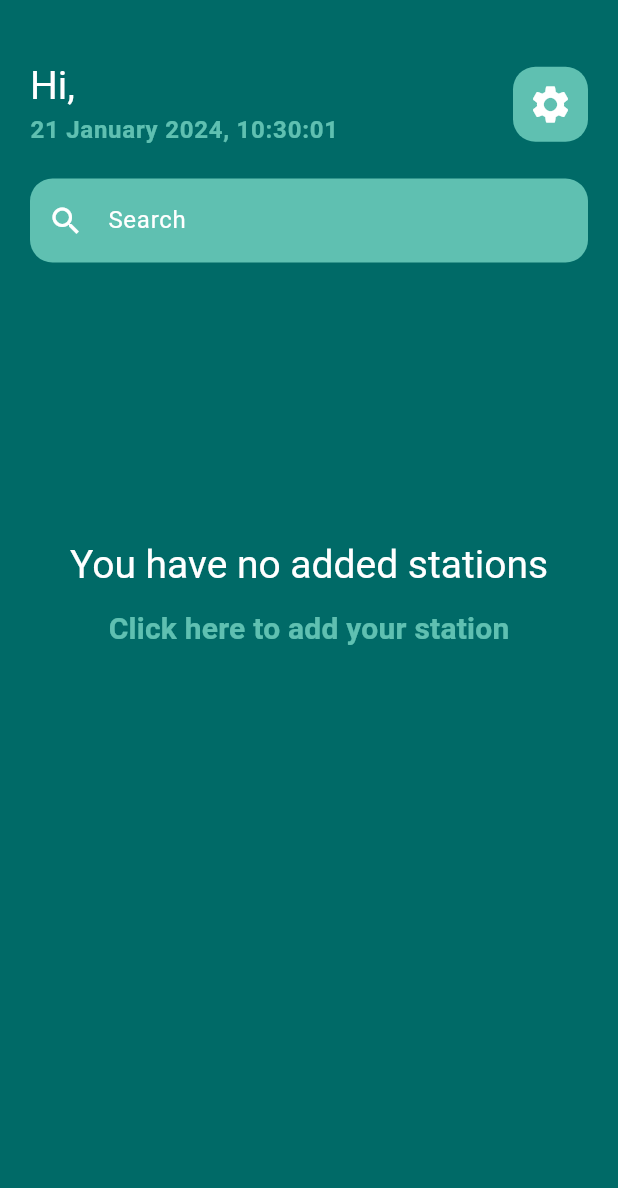
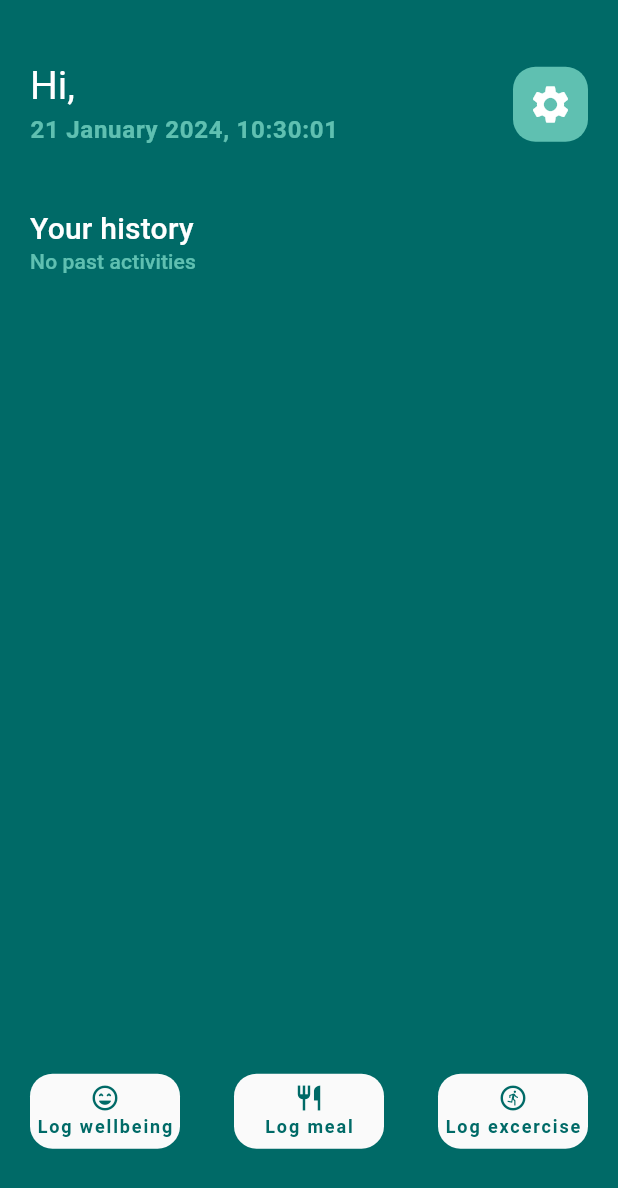
Before and after one commit to iAndRYou/wellbeing-assistant, a Flutter app: the HomePage screen opened directly, on a phone screen of 412 x 824 dp. Shown: the top 1188 px of the screen. Run offline on Flutter 3.47's test engine with Material 3 defaults, Android fonts, the phone set to English and light mode, and no system bars; our stand-ins replace flutter_bloc, get, google_fonts, lottie, shared_preferences, syncfusion_flutter_gauges and 1 more; missing offline and left inert: flutter_animated_icons; accounts and stored records are empty; Roboto replaces fonts that are missing (Mukta).

Commit message:
home page

```diff
--- a/frontent/assistant/lib/common/buttons.dart
+++ b/frontent/assistant/lib/common/buttons.dart
@@ -39,4 +39,45 @@ class Buttons {
           size: size.height - 20 > 20 ? size.height - 20 : 20),
     );
   }
+
+  static Widget roundedRectangleButtonWithText({
+    required onPressed,
+    required Color backgroundColor,
+    Color iconColor = Colors.white,
+    required IconData icon,
+    required Size size,
+    required String text,
+  }) {
+    return ElevatedButton(
+      onPressed: onPressed,
+      style: ElevatedButton.styleFrom(
+        backgroundColor: backgroundColor,
+        minimumSize: size,
+        maximumSize: size,
+        padding: const EdgeInsets.all(0),
+        elevation: 0,
+        shape: const RoundedRectangleBorder(
+          borderRadius: BorderRadius.all(
+            Radius.circular(15),
+          ),
+        ),
+      ),
+      child: Column(
+        mainAxisAlignment: MainAxisAlignment.center,
+        children: [
+          Icon(icon,
+              color: iconColor,
+              size: size.height - 40 > 20 ? size.height - 40 : 20),
+          const SizedBox(width: 10),
+          Text(
+            text,
+            style: const TextStyle(
+              fontSize: 12,
+              fontWeight: FontWeight.bold,
+            ),
+          ),
+        ],
+      ),
+    );
+  }
 }
--- /dev/null
+++ b/frontent/assistant/lib/logic/home/home_bloc.dart
@@ -0,0 +1,31 @@
+import 'package:assistant/logic/home/home_event.dart';
+import 'package:assistant/logic/home/home_state.dart';
+import 'package:assistant/logic/http_repo.dart';
+import 'package:assistant/logic/preferences_repo.dart';
+import 'package:assistant/model/history_item.dart';
+import 'package:flutter_bloc/flutter_bloc.dart';
+
+class HomeBloc extends Bloc<HomeEvent, HomeState> {
+  final HttpServiceRepository httpRepo;
+  final SharedPreferencesRepository preferencesRepo;
+  HomeBloc({required this.httpRepo, required this.preferencesRepo})
+      : super(HomeState()) {
+    on<HomeInit>((event, emit) async {
+      var accessToken = await preferencesRepo.getSavedAccessToken();
+
+      List<HistoryItem> historyItems =
+          await httpRepo.getUserHistory(accessToken: accessToken);
+
+      emit(state.copyWith(historyItems: historyItems));
+    });
+
+    on<HomeUpdate>((event, emit) async {
+      var accessToken = await preferencesRepo.getSavedAccessToken();
+
+      List<HistoryItem> historyItems =
+          await httpRepo.getUserHistory(accessToken: accessToken);
+
+      emit(state.copyWith(historyItems: historyItems));
+    });
+  }
+}
--- /dev/null
+++ b/frontent/assistant/lib/logic/home/home_event.dart
@@ -0,0 +1,9 @@
+abstract class HomeEvent {}
+
+class HomeInit extends HomeEvent {}
+
+class HomeUpdate extends HomeEvent {}
+
+class HomeRequestSurvey extends HomeEvent {}
+
+class HomeSurveyReceived extends HomeEvent {}
--- /dev/null
+++ b/frontent/assistant/lib/logic/home/home_state.dart
@@ -0,0 +1,17 @@
+import 'package:assistant/model/history_item.dart';
+
+class HomeState {
+  final List<HistoryItem> historyItems;
+
+  HomeState({
+    this.historyItems = const [],
+  });
+
+  HomeState copyWith({
+    List<HistoryItem>? historyItems,
+  }) {
+    return HomeState(
+      historyItems: historyItems ?? this.historyItems,
+    );
+  }
+}
--- /dev/null
+++ b/frontent/assistant/lib/model/history_item.dart
@@ -0,0 +1,32 @@
+import 'package:assistant/utils/enums.dart';
+
+class HistoryItem {
+  final int _activityId;
+  final String _activityName;
+  final ActivityType _activityType;
+  final DateTime _date;
+
+  int get id => _activityId;
+  String get name => _activityName;
+  ActivityType get type => _activityType;
+  DateTime get date => _date;
+
+  HistoryItem({
+    required int activityId,
+    required String activityName,
+    required ActivityType activityType,
+    required DateTime date,
+  })  : _activityId = activityId,
+        _activityName = activityName,
+        _activityType = activityType,
+        _date = date;
+
+  factory HistoryItem.fromJson(Map<String, dynamic> json) {
+    return HistoryItem(
+      activityId: json['activity_id'],
+      activityName: json['activity_name'],
+      activityType: json['type'],
+      date: json['date'],
+    );
+  }
+}
--- a/frontent/assistant/lib/pages/home.dart
+++ b/frontent/assistant/lib/pages/home.dart
@@ -1,5 +1,10 @@
+import 'package:assistant/logic/home/home_bloc.dart';
+import 'package:assistant/logic/home/home_event.dart';
+import 'package:assistant/logic/home/home_state.dart';
+import 'package:assistant/logic/http_repo.dart';
+import 'package:assistant/logic/preferences_repo.dart';
+import 'package:assistant/model/history_item.dart';
 import 'package:flutter/material.dart';
-import 'package:expandable_bottom_sheet/expandable_bottom_sheet.dart';
 import 'package:flutter_bloc/flutter_bloc.dart';
 import 'package:get/get.dart';
 import 'package:intl/intl.dart';
@@ -18,7 +23,12 @@ class HomePage extends StatefulWidget {
 class _HomePageState extends State<HomePage> {
   @override
   Widget build(BuildContext context) {
-    return Scaffold(
+    return BlocProvider(
+      create: (context) => HomeBloc(
+        httpRepo: context.read<HttpServiceRepository>(),
+        preferencesRepo: context.read<SharedPreferencesRepository>(),
+      )..add(HomeInit()),
+      child: Scaffold(
         backgroundColor: Get.theme.colorScheme.primary,
         resizeToAvoidBottomInset: false,
         body: SafeArea(
@@ -26,59 +36,116 @@ class _HomePageState extends State<HomePage> {
           child: Padding(
             padding: Styles.homePagePadding,
             child: Column(
+              mainAxisAlignment: MainAxisAlignment.start,
+              crossAxisAlignment: CrossAxisAlignment.start,
               children: [
                 _homeHeader(),
-              Styles.defaultVerticalSpace,
-              _searchField(),
-              _favourite(),
+                Styles.largeVerticalSpace,
+                _history(),
+                _menuButtons(),
               ],
+            ),
           ),
         ),
       ),
     );
   }
 
-  Widget _searchField() => TextField(
-        style: Get.theme.textTheme.bodyLarge
-            ?.copyWith(color: Get.theme.colorScheme.onPrimary),
-        cursorColor: Get.theme.colorScheme.onPrimary,
-        decoration: Styles.searchInputDecoration(
-          label: 'Search',
-          labelColor: Get.theme.colorScheme.onPrimary,
-          fillColor: Get.theme.colorScheme.secondary,
+  Widget _menuButtons() => Row(
+        mainAxisAlignment: MainAxisAlignment.spaceBetween,
+        children: [
+          Buttons.roundedRectangleButtonWithText(
+            onPressed: () {},
+            backgroundColor: Get.theme.colorScheme.background,
+            icon: Icons.sentiment_very_satisfied_rounded,
+            text: 'Log wellbeing',
+            iconColor: Get.theme.colorScheme.primary,
+            size: const Size(100, 50),
           ),
+          Buttons.roundedRectangleButtonWithText(
+            onPressed: () {},
+            backgroundColor: Get.theme.colorScheme.background,
+            icon: Icons.restaurant_outlined,
+            text: 'Log meal',
+            iconColor: Get.theme.colorScheme.primary,
+            size: const Size(100, 50),
+          ),
+          Buttons.roundedRectangleButtonWithText(
+            onPressed: () {},
+            backgroundColor: Get.theme.colorScheme.background,
+            icon: Icons.run_circle_outlined,
+            text: 'Log excercise',
+            iconColor: Get.theme.colorScheme.primary,
+            size: const Size(100, 50),
+          ),
+        ],
       );
 
-  Widget _favourite() => BlocBuilder<UserBloc, UserState>(
-        builder: (context, state) => Container(
-          height: MediaQuery.of(context).size.height * 0.5,
-          margin: Styles.contentMarginTop,
-          child: state.user.isNotEmpty
-              //TODO: favoutite
-              ? const SizedBox()
-              : _noDevicesMessage(),
-        ),
-      );
-
-  Widget _noDevicesMessage() => Column(
-        mainAxisAlignment: MainAxisAlignment.center,
+  Widget _history() => BlocBuilder<HomeBloc, HomeState>(
+        builder: (context, state) {
+          return SizedBox(
+            height: MediaQuery.of(context).size.height * 0.7,
+            child: Column(
+              crossAxisAlignment: CrossAxisAlignment.start,
               children: [
                 Text(
-            'You have no added stations',
-            style: Get.theme.textTheme.headlineSmall?.copyWith(
+                  'Your history',
+                  style: Get.theme.textTheme.titleLarge?.copyWith(
                     color: Get.theme.colorScheme.onPrimary,
                   ),
                 ),
-          //TODO: add station
-          TextButton(
-            onPressed: () {},
-            child: Text(
-              'Click here to add your station',
-              style: Get.theme.textTheme.titleLarge?.copyWith(
+                // history
+                state.historyItems.isEmpty
+                    ? Text(
+                        'No past activities',
+                        style: Get.theme.textTheme.titleSmall?.copyWith(
                           color: Get.theme.colorScheme.secondary,
-                  fontWeight: FontWeight.w700),
+                        ),
+                      )
+                    : ListView.builder(
+                        itemCount: state.historyItems.length,
+                        itemBuilder: (context, index) => _historyItem(
+                          historyItem: state.historyItems[index],
                         ),
                       ),
+              ],
+            ),
+          );
+        },
+      );
+
+  Widget _historyItem({required HistoryItem historyItem}) => Column(
+        crossAxisAlignment: CrossAxisAlignment.start,
+        children: [
+          Row(
+            mainAxisAlignment: MainAxisAlignment.spaceBetween,
+            children: [
+              Text(
+                historyItem.type.name,
+                style: Get.theme.textTheme.bodyLarge?.copyWith(
+                  color: Get.theme.colorScheme.onPrimary,
+                  fontWeight: FontWeight.w700,
+                ),
+              ),
+              Text(
+                DateFormat('dd MMMM yyyy').format(historyItem.date),
+                style: Get.theme.textTheme.bodyLarge?.copyWith(
+                  color: Get.theme.colorScheme.secondary,
+                ),
+              ),
+            ],
+          ),
+          Text(
+            historyItem.name,
+            style: Get.theme.textTheme.bodyMedium?.copyWith(
+              color: Get.theme.colorScheme.onPrimary,
+            ),
+          ),
+          Divider(
+            color: Get.theme.colorScheme.secondary,
+            thickness: 1,
+          ),
+          Styles.defaultVerticalSpace,
         ],
       );
 
--- a/frontent/assistant/lib/utils/styles.dart
+++ b/frontent/assistant/lib/utils/styles.dart
@@ -24,6 +24,8 @@ class Styles {
 
   static const SizedBox defaultVerticalSpace = SizedBox(height: 20);
   static const SizedBox defaultHorizontalSpace = SizedBox(width: 20);
+
+  static const SizedBox largeVerticalSpace = SizedBox(height: 40);
 
   static const inputTransparentBorder = OutlineInputBorder(
     borderSide: BorderSide(color: Colors.transparent),
```
Also changed, not shown: frontent/assistant/lib/logic/http_repo.dart (+31 -0 lines), frontent/assistant/lib/utils/enums.dart (added, +53 -0 lines). Lines whose indentation alone changed are shown as unchanged.
